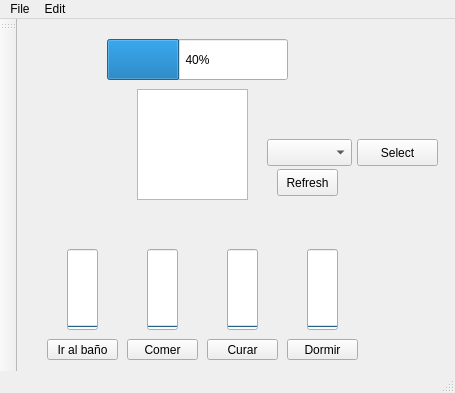
The window that Proyecto1/mainwindow.ui (ECruz25/Proyecto_1_Estructura_de_Datos) describes before a commit, drawn with Qt 5.
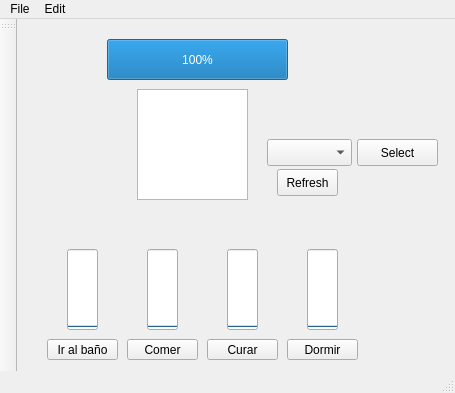
The same window after the commit. Icons and pictures are not drawn.

Diff of the .ui file:
```diff
--- a/Proyecto1/mainwindow.ui
+++ b/Proyecto1/mainwindow.ui
@@ -111,7 +111,7 @@
      <number>100</number>
     </property>
     <property name="value">
-     <number>40</number>
+     <number>100</number>
     </property>
     <property name="format">
      <string notr="true">%p%</string>
```
Left out of the diff: 8 changed lines with no effect on the pictures.
